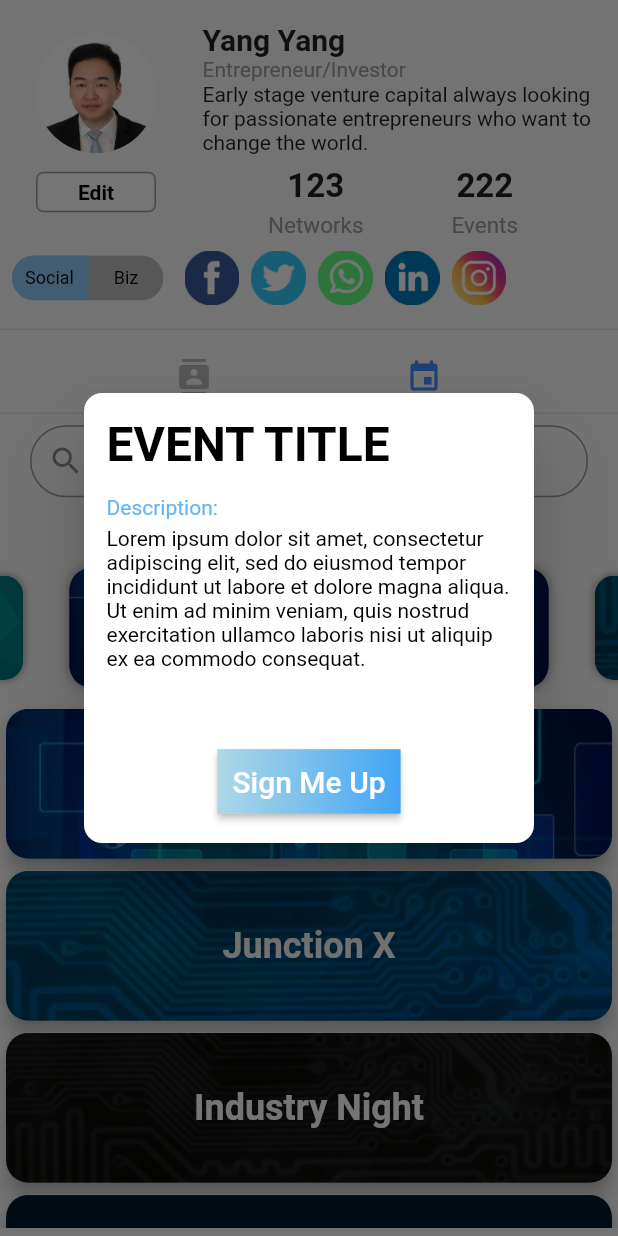
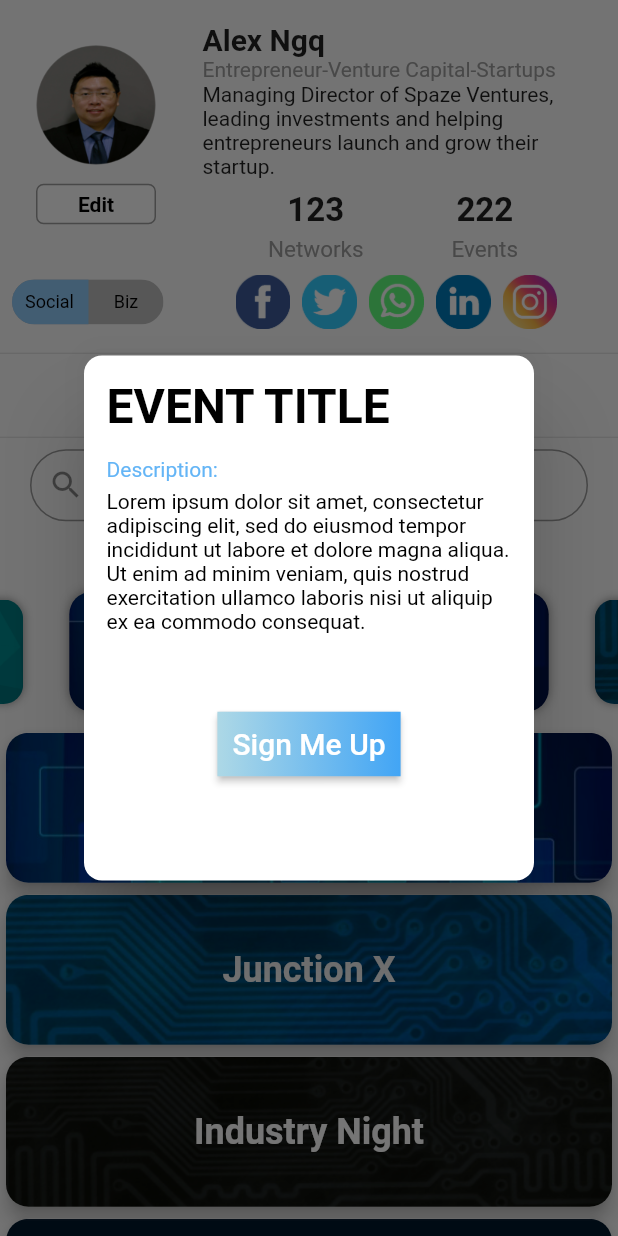
Before and after one commit to lewlian/smeshapp, a Flutter app: the ProfilePage screen opened directly, after a tap on the "event" icon, after a tap on "Event F", on a phone screen of 412 x 824 dp. Run offline on Flutter 3.47's test engine with Material 2 defaults, Android fonts, the phone set to English and light mode, and no system bars; drawn by our look-alikes of carousel_slider; our stand-ins replace shared_preferences; missing offline and left inert: calendarro, nfc_in_flutter, random_color; accounts and stored records are empty; Roboto replaces fonts that are missing (IranSansLight).

Commit message:
Finished updating sizing for investor's pitch

```diff
--- a/lib/Profile.dart
+++ b/lib/Profile.dart
@@ -405,6 +405,8 @@ class _ProfilePageState extends State<ProfilePage> {
       return Row(
         mainAxisAlignment: MainAxisAlignment.spaceEvenly,
         children: <Widget>[
+          Padding(            padding: const EdgeInsets.symmetric(vertical: 0, horizontal: 17),
+          ),
           Padding(
             padding: const EdgeInsets.symmetric(vertical: 0, horizontal: 4),
             child: Image.asset(iconPath[0], scale: 6),
@@ -441,7 +443,7 @@ class _ProfilePageState extends State<ProfilePage> {
                           radius: 40.0,
                           backgroundColor: Colors.transparent,
                           backgroundImage: AssetImage(
-                              'assets/images/investorProfile/HaiLiu.jpeg'),
+                              'assets/images/investorProfile/AlexNg.png'),
                         ),
                       ),
                       buildProfileFollowButton(),
@@ -459,13 +461,13 @@ class _ProfilePageState extends State<ProfilePage> {
                               crossAxisAlignment: CrossAxisAlignment.start,
                               children: <Widget>[
                                 Text(
-                                  "Yang Yang",
+                                  "Alex Ngq",
                                   style: TextStyle(
                                       fontWeight: FontWeight.bold,
                                       fontSize: 20),
                                 ),
                                 Text(
-                                  "Entrepreneur/Investor",
+                                  "Entrepreneur-Venture Capital-Startups",
                                   style: TextStyle(color: Colors.grey),
                                 )
                               ],
@@ -474,7 +476,7 @@ class _ProfilePageState extends State<ProfilePage> {
                           alignment: Alignment.centerLeft,
                           padding: const EdgeInsets.only(top: 1.0, left: 15),
                           child: Text(
-                              "Early stage venture capital always looking for passionate entrepreneurs who want to change the world. "),
+                              "Managing Director of Spaze Ventures, leading investments and helping entrepreneurs launch and grow their startup."),
                         ),
                         Padding(padding: EdgeInsets.symmetric(vertical: 4)),
                         Row(
--- a/lib/eventDialog.dart
+++ b/lib/eventDialog.dart
@@ -9,7 +9,7 @@ class EventDialog extends StatelessWidget {
       shape: RoundedRectangleBorder(
           borderRadius: BorderRadius.circular(12.0)), //this right here
       child: Container(
-        height: 300.0,
+        height: 350.0,
         width: 300.0,
         child: Column(
           crossAxisAlignment: CrossAxisAlignment.start,
--- a/lib/profileDialog.dart
+++ b/lib/profileDialog.dart
@@ -84,8 +84,8 @@ class ProfileDialog extends StatelessWidget {
         ),
         //...top circlular image part,
         Positioned(
-          left: 90,
-          right: 90,
+          left: 110,
+          right: 110,
           child: CircleAvatar(
             backgroundImage: AssetImage(profileImagePath),
             backgroundColor: Colors.blueAccent,
```
Also changed, not shown: pubspec.lock, 1 other file.
